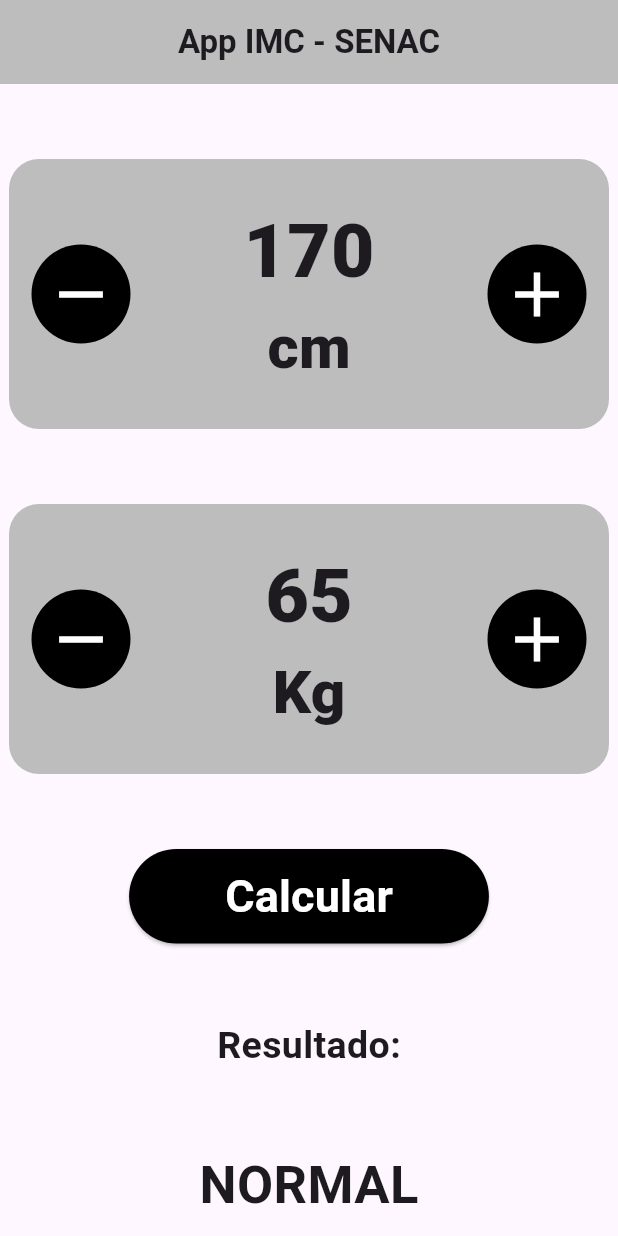
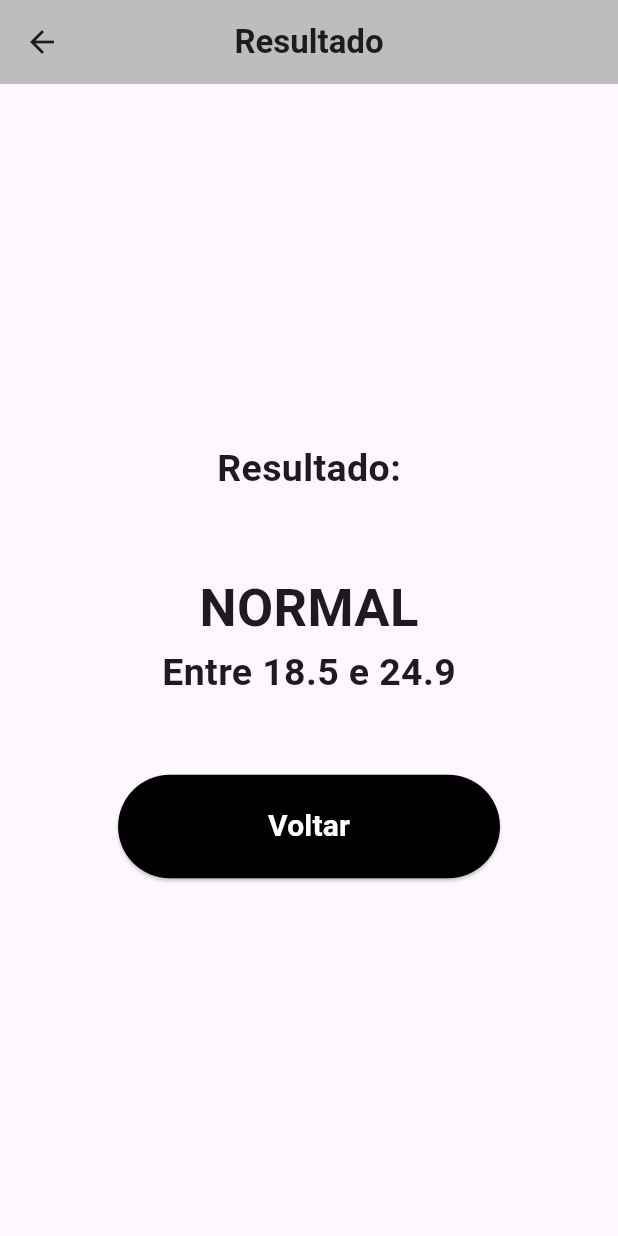
Before and after one commit to josevieirac/app_imc_tds2, a Flutter app: the screen it shows after launch, after a tap on "Calcular", on a phone screen of 412 x 824 dp. Run offline on Flutter 3.47's test engine with Material 3 defaults, Android fonts, the phone set to English and light mode, and no system bars.

Commit message:
adicionando navegação para página de resultado

```diff
--- a/lib/main.dart
+++ b/lib/main.dart
@@ -1,4 +1,5 @@
 import 'package:app_imc/input_widget.dart';
+import 'package:app_imc/result_page.dart';
 import 'package:flutter/material.dart';
 
 // 254 linhas
@@ -14,9 +15,7 @@ class MyApp extends StatelessWidget {
     return MaterialApp(
       debugShowCheckedModeBanner: false,
       title: 'Flutter Demo',
-
       theme: ThemeData(colorScheme: .fromSeed(seedColor: Colors.deepPurple)),
-
       home: const MyHomePage(title: 'Flutter Demo Home Page'),
     );
   }
@@ -104,6 +103,7 @@ class _MyHomePageState extends State<MyHomePage> {
       ),
       body: Center(
         child: Column(
+          mainAxisAlignment: MainAxisAlignment.center,
           crossAxisAlignment: CrossAxisAlignment.center,
           children: [
             SizedBox(height: 50),
@@ -122,7 +122,18 @@ class _MyHomePageState extends State<MyHomePage> {
             ),
             SizedBox(height: 50),
             ElevatedButton(
-              onPressed: () => atualizarResultado(),
+              onPressed: () {
+                atualizarResultado();
+                Navigator.of(context).push(
+                  MaterialPageRoute<void>(
+                    builder: (context) => ResultPage(
+                      resultado: resultado,
+                      limite_inferior: limite_inferior,
+                      limite_superior: limite_superior,
+                    ),
+                  ),
+                );
+              },
               style: ElevatedButton.styleFrom(
                 backgroundColor: Colors.black,
                 foregroundColor: Colors.white,
@@ -138,23 +149,22 @@ class _MyHomePageState extends State<MyHomePage> {
                 ),
               ),
             ),
-            SizedBox(height: 50),
-            Text(
-              'Resultado:',
-              style: TextStyle(fontSize: 25, fontWeight: FontWeight.bold),
-            ),
-            SizedBox(height: 50),
-            Text(
-              resultado,
-              style: TextStyle(fontSize: 35, fontWeight: FontWeight.bold),
-            ),
-            Text(
-              'Entre $limite_inferior e $limite_superior',
-              style: TextStyle(fontSize: 25, fontWeight: FontWeight.bold),
-            ),
           ],
         ),
       ),
     );
   }
 }
+
+
+/*
+  Navigator.of(context).push(
+    MaterialPageRoute<void>(
+      builder: (context) => const SecondScreen(),
+    ),
+  );
+*/
+
+/*
+  Navigator.of(context).pop();
+*/
--- /dev/null
+++ b/lib/result_page.dart
@@ -0,0 +1,59 @@
+import 'package:flutter/material.dart';
+
+class ResultPage extends StatelessWidget {
+  final String resultado;
+  final double limite_inferior;
+  final double limite_superior;
+
+  const ResultPage({
+    super.key,
+    required this.resultado,
+    required this.limite_inferior,
+    required this.limite_superior,
+  });
+
+  @override
+  Widget build(BuildContext context) {
+    return Scaffold(
+      appBar: AppBar(
+        backgroundColor: Colors.grey.shade400,
+        leading: IconButton(onPressed: () => Navigator.of(context).pop(), icon: Icon(Icons.arrow_back)),
+        title: Text('Resultado', style: TextStyle(fontWeight: FontWeight.bold)),
+        centerTitle: true,
+      ),
+      body: Center(
+        child: Column(
+          mainAxisAlignment: MainAxisAlignment.center,
+          children: [
+            Text(
+              'Resultado:',
+              style: TextStyle(fontSize: 25, fontWeight: FontWeight.bold),
+            ),
+            SizedBox(height: 50),
+            Text(
+              resultado,
+              style: TextStyle(fontSize: 35, fontWeight: FontWeight.bold),
+            ),
+            Text(
+              'Entre $limite_inferior e $limite_superior',
+              style: TextStyle(fontSize: 25, fontWeight: FontWeight.bold),
+            ),
+            const SizedBox(height: 50),
+            ElevatedButton(
+              onPressed: () => Navigator.of(context).pop(),
+              style: ElevatedButton.styleFrom(
+                padding: EdgeInsets.symmetric(horizontal: 100, vertical: 20),
+                backgroundColor: Colors.black,
+                foregroundColor: Colors.white,
+              ),
+              child: Text(
+                'Voltar',
+                style: TextStyle(fontSize: 20, fontWeight: FontWeight.bold),
+              ),
+            ),
+          ],
+        ),
+      ),
+    );
+  }
+}
```
